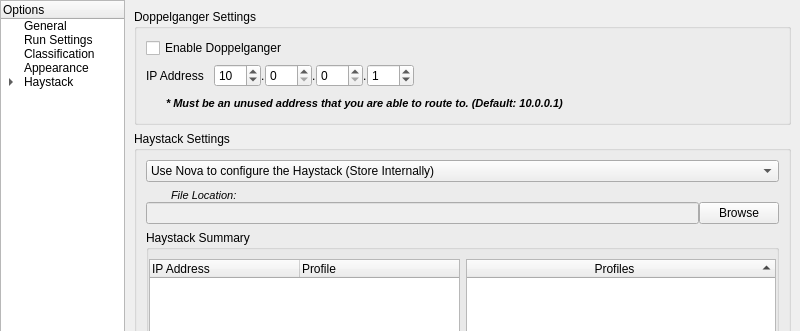
First picture: the form in NovaGUI/UI/novaconfig.ui, repository altf4/Nova, before the edit; both pictures show x 0 to 800 and y 0 to 331 of the 800 by 500 pixel window.
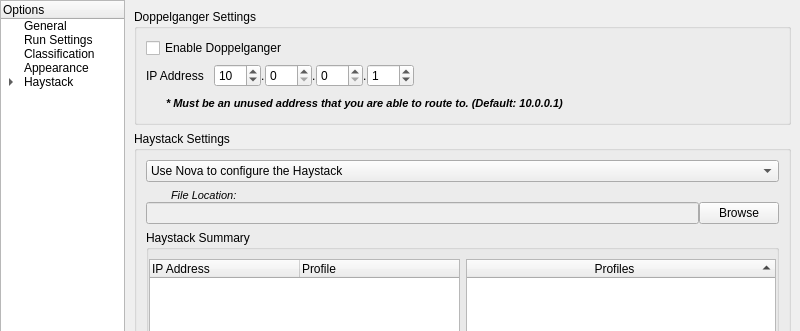
Second picture: the form after the edit.

```diff
--- a/NovaGUI/UI/novaconfig.ui
+++ b/NovaGUI/UI/novaconfig.ui
@@ -1298,7 +1298,7 @@
              <item row="0" column="0">
               <widget class="QComboBox" name="hsSaveTypeComboBox">
                <property name="sizePolicy">
-                <sizepolicy hsizetype="Preferred" vsizetype="Fixed">
+                <sizepolicy hsizetype="Expanding" vsizetype="Fixed">
                  <horstretch>0</horstretch>
                  <verstretch>0</verstretch>
                 </sizepolicy>
@@ -1311,12 +1311,7 @@
                </property>
                <item>
                 <property name="text">
-                 <string>Use Nova to configure the Haystack (Store Internally)</string>
-                </property>
-               </item>
-               <item>
-                <property name="text">
-                 <string>Use Nova to configure the Haystack (Store at User-Designated Location)</string>
+                 <string>Use Nova to configure the Haystack</string>
                 </property>
                </item>
                <item>
```
